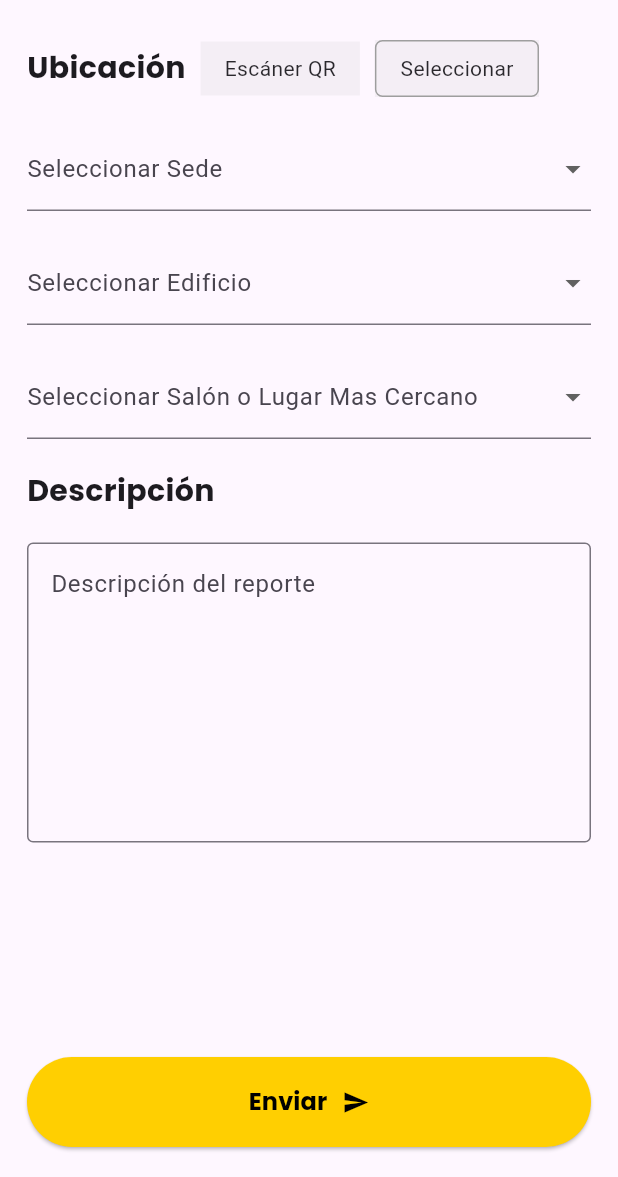
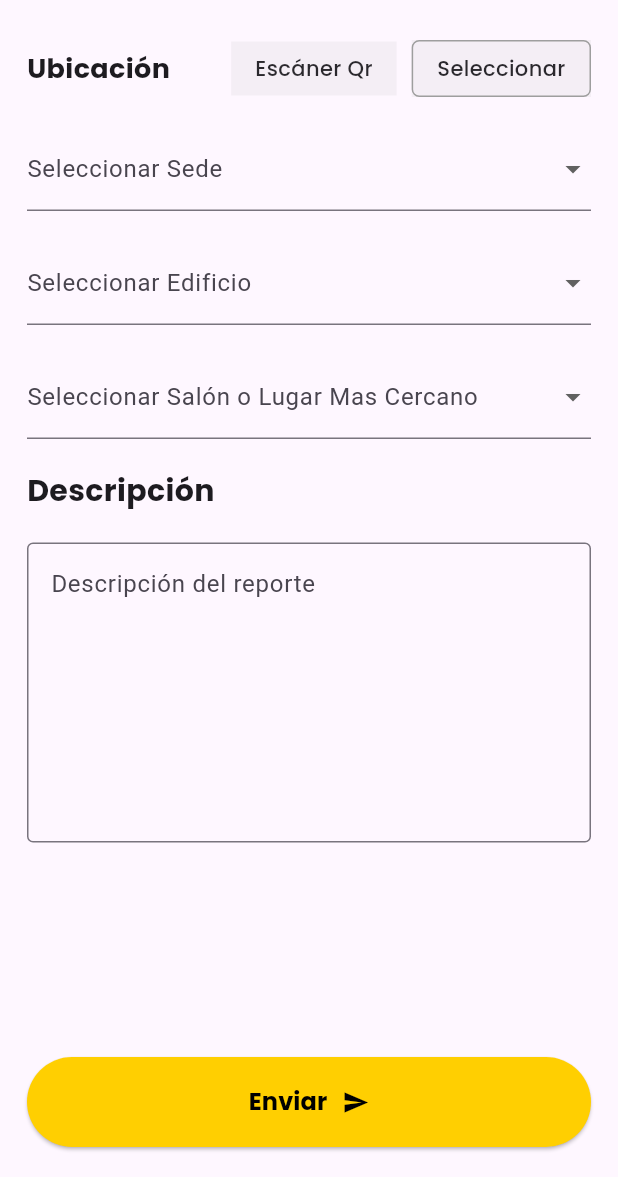
Before and after one commit to igrisdev/reportes_unimayor, a Flutter app: the CreateReportUserScreen screen opened by its route, after a tap on "Seleccionar", on a phone screen of 412 x 824 dp, the part 59-1236 px from its top. Run offline on Flutter 3.47's test engine with Material 3 defaults, Android fonts, the phone set to English and light mode, and no system bars; our stand-ins replace dio, firebase_core, firebase_messaging, flutter_local_notifications, flutter_riverpod, go_router and 2 more; missing offline and left inert: dart_jsonwebtoken, mobile_scanner; accounts and stored records are empty; generated files the repository leaves out were written again.

Commit message:
Refactor CreateReportUserScreen layout for improved UI; streamline location selection and QR scanner button

```diff
--- a/lib/screens/users/create_report_user_screen.dart
+++ b/lib/screens/users/create_report_user_screen.dart
@@ -46,79 +46,27 @@ class _CreateReportUserScreenState
         child: Padding(
           padding: const EdgeInsets.only(left: 18, right: 18, top: 10),
           child: Column(
+            spacing: 20,
             children: [
               Row(
+                mainAxisAlignment: MainAxisAlignment.spaceBetween,
                 children: [
                   Text(
                     'Ubicación',
                     style: GoogleFonts.poppins(
-                      fontSize: 20,
+                      fontSize: 18,
                       fontWeight: FontWeight.bold,
                     ),
                   ),
-                  const SizedBox(width: 10),
-                  GestureDetector(
-                    onTap: () {
-                      setState(() {
-                        if (_buttonSelectLocation != 'Qr') {
-                          _buttonSelectLocation = 'Qr';
-                        }
-                      });
-                    },
-                    child: Container(
-                      decoration: BoxDecoration(
-                        border: _buttonSelectLocation == 'Qr'
-                            ? Border.all(color: Colors.grey)
-                            : null,
-                        borderRadius: BorderRadius.circular(5),
-                      ),
-                      foregroundDecoration: BoxDecoration(
-                        color: Colors.grey.withValues(alpha: 0.1),
-                      ),
-                      child: Padding(
-                        padding: const EdgeInsets.only(
-                          left: 16,
-                          right: 16,
-                          top: 8,
-                          bottom: 8,
-                        ),
-                        child: Text('Escáner QR'),
-                      ),
-                    ),
-                  ),
-                  const SizedBox(width: 10),
-                  GestureDetector(
-                    onTap: () {
-                      setState(() {
-                        if (_buttonSelectLocation != 'Seleccionar') {
-                          _buttonSelectLocation = 'Seleccionar';
-                        }
-                      });
-                    },
-                    child: Container(
-                      decoration: BoxDecoration(
-                        border: _buttonSelectLocation == 'Seleccionar'
-                            ? Border.all(color: Colors.grey)
-                            : null,
-                        borderRadius: BorderRadius.circular(5),
-                      ),
-                      foregroundDecoration: BoxDecoration(
-                        color: Colors.grey.withValues(alpha: 0.1),
-                      ),
-                      child: Padding(
-                        padding: const EdgeInsets.only(
-                          left: 16,
-                          right: 16,
-                          top: 8,
-                          bottom: 8,
-                        ),
-                        child: Text('Seleccionar'),
-                      ),
-                    ),
+                  Row(
+                    spacing: 10,
+                    children: [
+                      buttonSelect('Escáner Qr', 'Qr'),
+                      buttonSelect('Seleccionar', 'Seleccionar'),
+                    ],
                   ),
                 ],
               ),
-              const SizedBox(height: 20),
               _buttonSelectLocation == 'Seleccionar'
                   ? Column(
                       children: [
@@ -201,47 +149,7 @@ class _CreateReportUserScreenState
                         ),
                       ],
                     )
-                  : GestureDetector(
-                      onTap: () {
-                        router.push('/user/create-report/qr-scanner');
-                      },
-                      child: Container(
-                        decoration: BoxDecoration(
-                          border: Border.all(color: Colors.grey),
-                          borderRadius: BorderRadius.circular(90),
-                        ),
-                        width: double.infinity,
-                        child: Padding(
-                          padding: const EdgeInsets.symmetric(vertical: 16),
-                          child: Column(
-                            mainAxisAlignment: MainAxisAlignment.center,
-                            crossAxisAlignment: CrossAxisAlignment.center,
-                            children: [
-                              idLocationQrScanner.isNotEmpty
-                                  ? Text(
-                                      'Id de ubicación escaneada: $idLocationQrScanner',
-                                      style: GoogleFonts.poppins(
-                                        fontSize: 20,
-                                        fontWeight: FontWeight.w500,
-                                      ),
-                                    )
-                                  : Text(
-                                      'Escanear QR',
-                                      style: GoogleFonts.poppins(),
-                                    ),
-                              SizedBox(height: 10),
-                              Icon(Icons.qr_code_scanner, size: 50),
-                              SizedBox(height: 10),
-                              Text(
-                                'Presionar para escanear',
-                                style: GoogleFonts.poppins(),
-                              ),
-                            ],
-                          ),
-                        ),
-                      ),
-                    ),
-              const SizedBox(height: 20),
+                  : buttonScannerQr(router, idLocationQrScanner),
               Row(
                 children: [
                   Text(
@@ -253,7 +161,6 @@ class _CreateReportUserScreenState
                   ),
                 ],
               ),
-              const SizedBox(height: 20),
               TextFormField(
                 maxLines: 7,
                 decoration: const InputDecoration(
@@ -271,7 +178,6 @@ class _CreateReportUserScreenState
                   return null;
                 },
               ),
-              const SizedBox(height: 20),
               Spacer(),
               Padding(
                 padding: const EdgeInsets.only(bottom: 20),
@@ -331,4 +237,85 @@ class _CreateReportUserScreenState
       ),
     );
   }
+
+  GestureDetector buttonScannerQr(GoRouter router, String idLocationQrScanner) {
+    return GestureDetector(
+      onTap: () {
+        router.push('/user/create-report/qr-scanner');
+      },
+      child: Container(
+        decoration: BoxDecoration(
+          border: Border.all(color: Colors.grey),
+          borderRadius: BorderRadius.circular(4),
+        ),
+        width: double.infinity,
+        child: Padding(
+          padding: const EdgeInsets.symmetric(vertical: 16, horizontal: 10),
+          child: Row(
+            mainAxisAlignment: MainAxisAlignment.spaceBetween,
+            children: [
+              Column(
+                crossAxisAlignment: CrossAxisAlignment.start,
+                spacing: 4,
+                children: [
+                  idLocationQrScanner.isNotEmpty
+                      ? Text(
+                          'Id de ubicación escaneada: $idLocationQrScanner',
+                          style: GoogleFonts.poppins(
+                            fontSize: 20,
+                            fontWeight: FontWeight.w500,
+                          ),
+                        )
+                      : Text(
+                          'Escanear QR',
+                          style: GoogleFonts.poppins(
+                            fontSize: 20,
+                            fontWeight: FontWeight.w600,
+                          ),
+                        ),
+                  Text('Presionar para escanear', style: GoogleFonts.poppins()),
+                ],
+              ),
+              Icon(Icons.qr_code_scanner, size: 50),
+            ],
+          ),
+        ),
+      ),
+    );
+  }
+
+  GestureDetector buttonSelect(String text, String value) {
+    return GestureDetector(
+      onTap: () {
+        setState(() {
+          if (_buttonSelectLocation != value) {
+            _buttonSelectLocation = value;
+          }
+        });
+      },
+      child: Container(
+        decoration: BoxDecoration(
+          border: _buttonSelectLocation == value
+              ? Border.all(color: Colors.grey)
+              : null,
+          borderRadius: BorderRadius.circular(5),
+        ),
+        foregroundDecoration: BoxDecoration(
+          color: Colors.grey.withValues(alpha: 0.1),
+        ),
+        child: Padding(
+          padding: const EdgeInsets.only(
+            left: 16,
+            right: 16,
+            top: 8,
+            bottom: 8,
+          ),
+          child: Text(
+            text,
+            style: GoogleFonts.poppins(fontWeight: FontWeight.w500),
+          ),
+        ),
+      ),
+    );
+  }
 }
```
